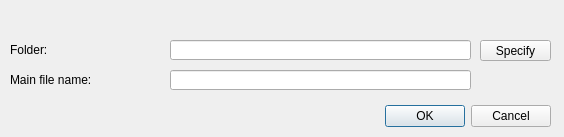
Old version of the form plugins/generationRulesTool/dialogs/specifyPathToGeneratedCodeDialog.ui in the repository qreal/qreal.
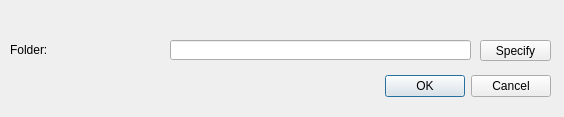
New version of the form.

Commit message: removed unneeded textline from specifyPathToGeneratedCodeDialog.ui [ci skip]

Patch:
```diff
--- a/plugins/generationRulesTool/dialogs/specifyPathToGeneratedCodeDialog.ui
+++ b/plugins/generationRulesTool/dialogs/specifyPathToGeneratedCodeDialog.ui
@@ -7,7 +7,7 @@
     <x>0</x>
     <y>0</y>
     <width>564</width>
-    <height>137</height>
+    <height>117</height>
    </rect>
   </property>
   <property name="sizePolicy">
@@ -19,13 +19,13 @@
   <property name="minimumSize">
    <size>
     <width>564</width>
-    <height>137</height>
+    <height>117</height>
    </size>
   </property>
   <property name="maximumSize">
    <size>
     <width>564</width>
-    <height>137</height>
+    <height>117</height>
    </size>
   </property>
   <property name="windowTitle">
@@ -35,7 +35,7 @@
    <property name="geometry">
     <rect>
      <x>210</x>
-     <y>100</y>
+     <y>70</y>
      <width>341</width>
      <height>32</height>
     </rect>
@@ -60,19 +60,6 @@
     <string>Folder:</string>
    </property>
   </widget>
-  <widget class="QLabel" name="fileLabel">
-   <property name="geometry">
-    <rect>
-     <x>10</x>
-     <y>70</y>
-     <width>201</width>
-     <height>20</height>
-    </rect>
-   </property>
-   <property name="text">
-    <string>Main file name:</string>
-   </property>
-  </widget>
   <widget class="QLineEdit" name="folderLineEdit">
    <property name="geometry">
     <rect>
@@ -83,16 +70,6 @@
     </rect>
    </property>
   </widget>
-  <widget class="QLineEdit" name="fileLineEdit">
-   <property name="geometry">
-    <rect>
-     <x>170</x>
-     <y>70</y>
-     <width>301</width>
-     <height>20</height>
-    </rect>
-   </property>
-  </widget>
   <widget class="QPushButton" name="specifyFolderButton">
    <property name="geometry">
     <rect>
```
The commit also changes 4 other files.
